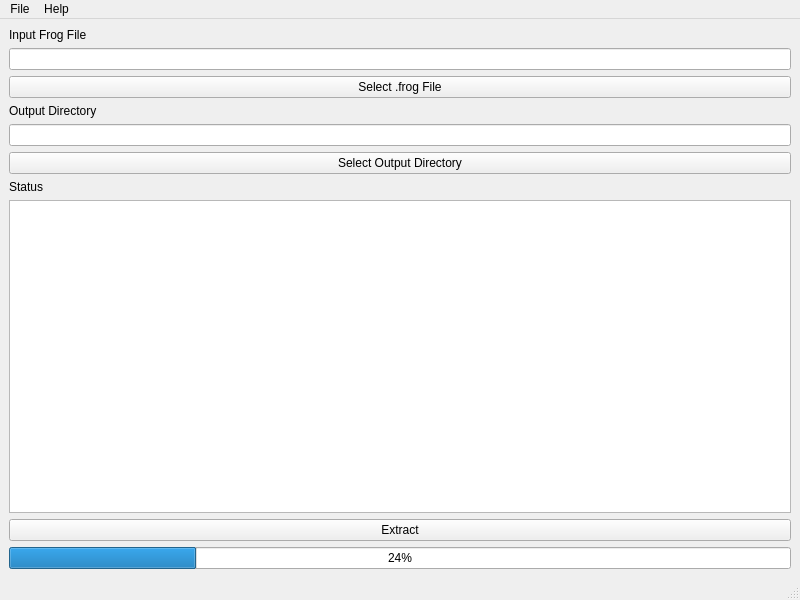
berv-uni-project/Frog-Archiver, file src/extractwindow.ui: the form before one commit.
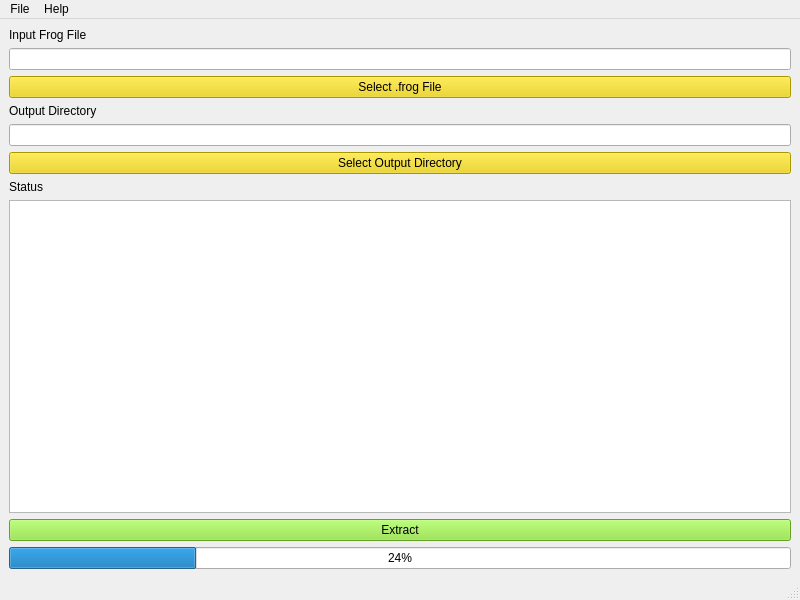
The form after the commit. Icons and pictures are not drawn.

Patch:
```diff
--- a/src/extractwindow.ui
+++ b/src/extractwindow.ui
@@ -35,6 +35,9 @@
     </item>
     <item>
      <widget class="QPushButton" name="inputButton">
+      <property name="styleSheet">
+       <string notr="true">background-color: rgb(237, 212, 0);</string>
+      </property>
       <property name="text">
        <string>Select .frog File</string>
       </property>
@@ -56,6 +59,9 @@
     </item>
     <item>
      <widget class="QPushButton" name="outputDirButton">
+      <property name="styleSheet">
+       <string notr="true">background-color: rgb(237, 212, 0);</string>
+      </property>
       <property name="text">
        <string>Select Output Directory</string>
       </property>
@@ -73,6 +79,9 @@
     </item>
     <item>
      <widget class="QPushButton" name="extractButton">
+      <property name="styleSheet">
+       <string notr="true">background-color: rgb(138, 226, 52);</string>
+      </property>
       <property name="text">
        <string>Extract</string>
       </property>
```
Left out of the diff: 12 changed lines with no effect on the pictures.
